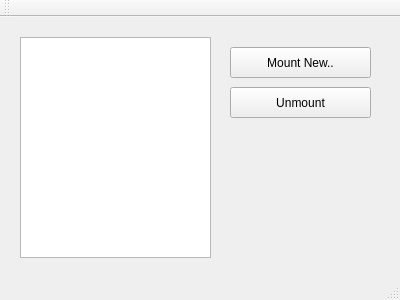
Before: the Qt Designer form firedrive/firedrive.ui in aleter/FireDrive, drawn with Qt 5.
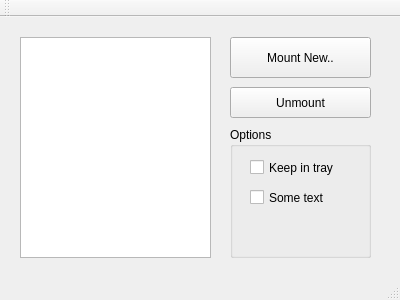
After: the same form once the commit is applied.

Diff of the .ui file:
```diff
--- a/firedrive/firedrive.ui
+++ b/firedrive/firedrive.ui
@@ -18,9 +18,9 @@
     <property name="geometry">
      <rect>
       <x>230</x>
-      <y>30</y>
+      <y>20</y>
       <width>141</width>
-      <height>31</height>
+      <height>41</height>
      </rect>
     </property>
     <property name="text">
@@ -50,6 +50,45 @@
      <string>Unmount</string>
     </property>
    </widget>
+   <widget class="QGroupBox" name="groupBox">
+    <property name="geometry">
+     <rect>
+      <x>230</x>
+      <y>110</y>
+      <width>141</width>
+      <height>131</height>
+     </rect>
+    </property>
+    <property name="title">
+     <string>Options</string>
+    </property>
+    <widget class="QCheckBox" name="checkBox">
+     <property name="geometry">
+      <rect>
+       <x>20</x>
+       <y>30</y>
+       <width>101</width>
+       <height>21</height>
+      </rect>
+     </property>
+     <property name="text">
+      <string>Keep in tray</string>
+     </property>
+    </widget>
+    <widget class="QCheckBox" name="checkBox_2">
+     <property name="geometry">
+      <rect>
+       <x>20</x>
+       <y>60</y>
+       <width>101</width>
+       <height>21</height>
+      </rect>
+     </property>
+     <property name="text">
+      <string>Some text</string>
+     </property>
+    </widget>
+   </widget>
   </widget>
   <widget class="QMenuBar" name="menuBar">
    <property name="geometry">
```
